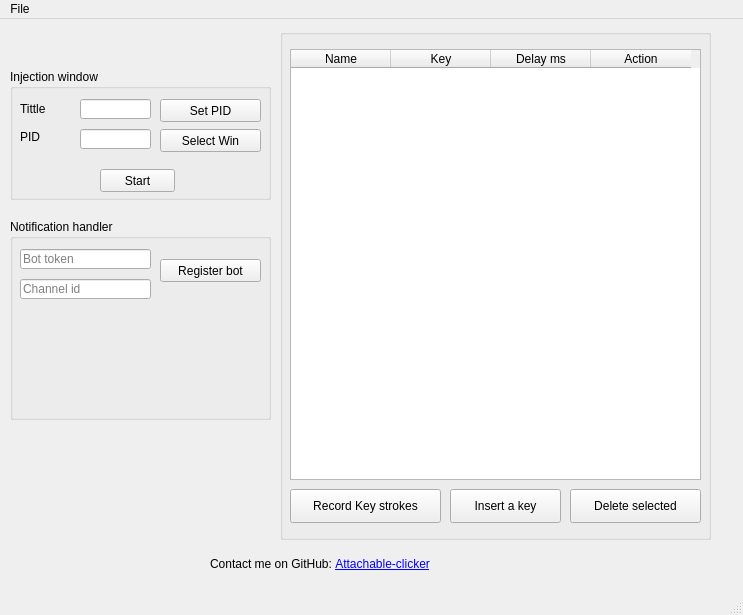
The window that gui/mainwindow.ui (Napalys/Attachable-clicker) describes before a commit, drawn with Qt 5.
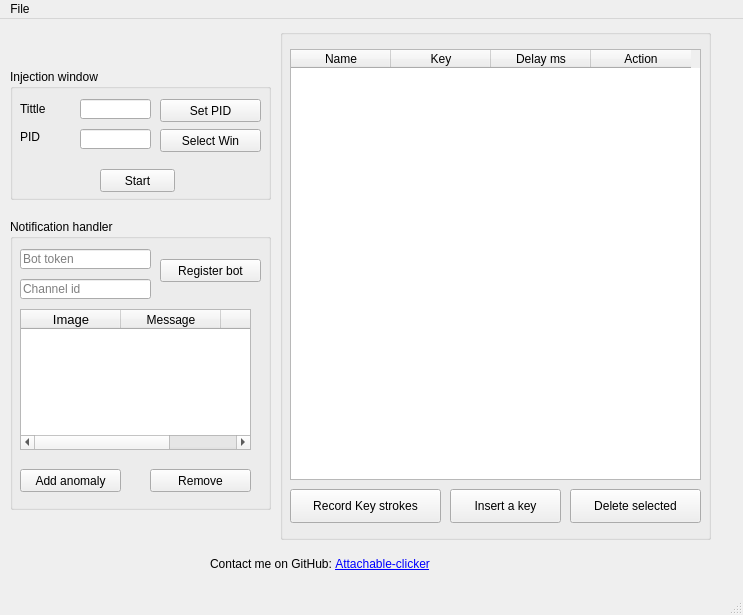
The same window after the commit.

Commit message: Added anomaly table.

```diff
--- a/gui/mainwindow.ui
+++ b/gui/mainwindow.ui
@@ -240,7 +240,7 @@
       <x>10</x>
       <y>200</y>
       <width>261</width>
-      <height>201</height>
+      <height>291</height>
      </rect>
     </property>
     <property name="title">
@@ -297,6 +297,62 @@
       <string>Channel id</string>
      </property>
     </widget>
+    <widget class="QPushButton" name="pushButton_add_anomaly">
+     <property name="geometry">
+      <rect>
+       <x>10</x>
+       <y>250</y>
+       <width>101</width>
+       <height>23</height>
+      </rect>
+     </property>
+     <property name="text">
+      <string>Add anomaly</string>
+     </property>
+    </widget>
+    <widget class="QPushButton" name="pushButton_remove_anomaly">
+     <property name="geometry">
+      <rect>
+       <x>140</x>
+       <y>250</y>
+       <width>101</width>
+       <height>23</height>
+      </rect>
+     </property>
+     <property name="text">
+      <string>Remove</string>
+     </property>
+    </widget>
+    <widget class="QTableWidget" name="tableWidget_anomaly">
+     <property name="geometry">
+      <rect>
+       <x>10</x>
+       <y>90</y>
+       <width>231</width>
+       <height>141</height>
+      </rect>
+     </property>
+     <column>
+      <property name="text">
+       <string>Image</string>
+      </property>
+      <property name="font">
+       <font>
+        <pointsize>10</pointsize>
+       </font>
+      </property>
+     </column>
+     <column>
+      <property name="text">
+       <string>Message</string>
+      </property>
+     </column>
+     <column>
+      <property name="text">
+       <string>Conf</string>
+      </property>
+     </column>
+    </widget>
    </widget>
    <zorder>injection_windows_group</zorder>
    <zorder>routine_group</zorder>
```
The commit also changes 7 other files.
